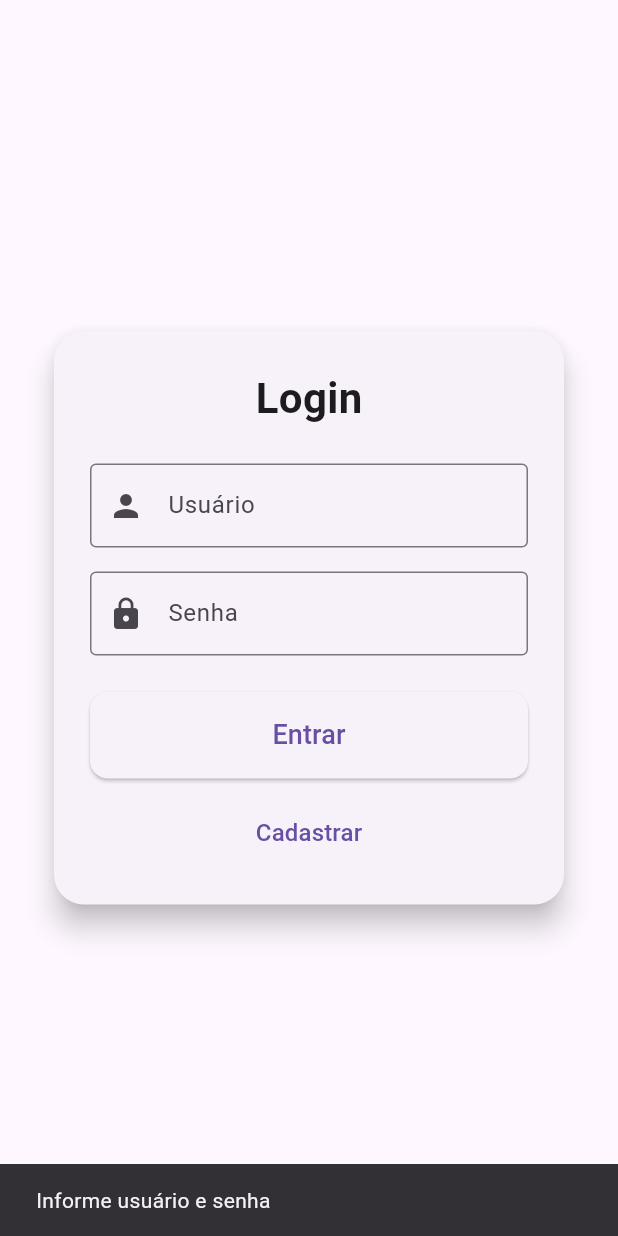
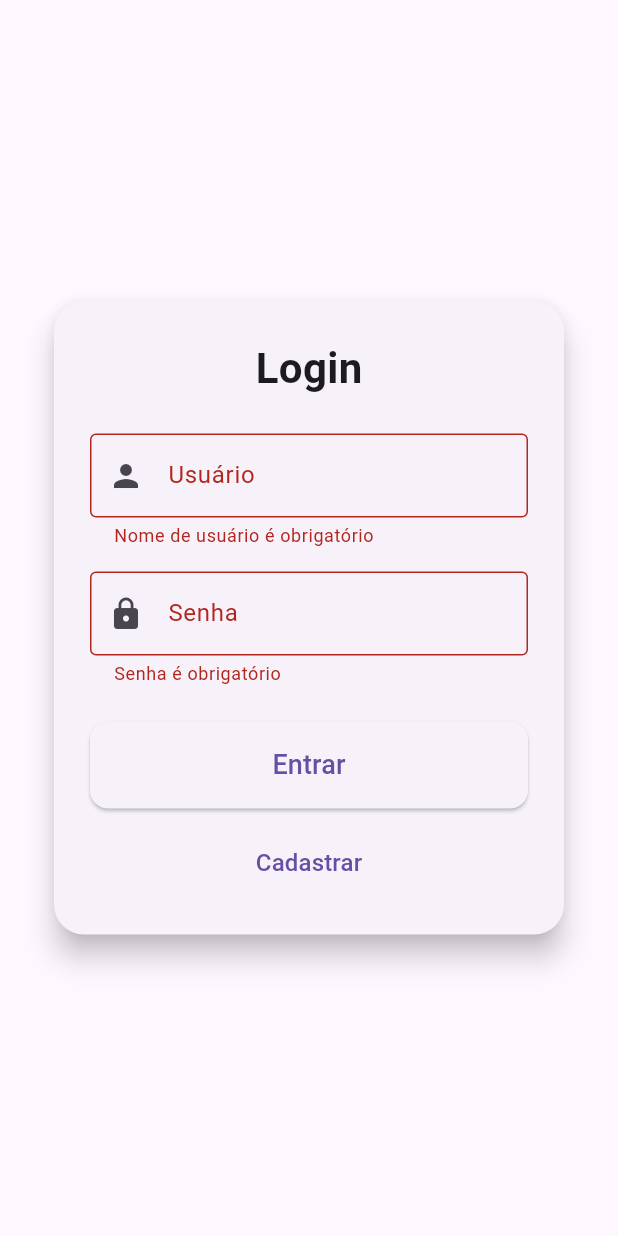
Before and after one commit to johanndebettio/MeuForum, a Flutter app: the screen it shows after launch, after a tap on "Entrar", on a phone screen of 412 x 824 dp. Run offline on Flutter 3.47's test engine with Material 3 defaults, Android fonts, the phone set to English and light mode, and no system bars; our stand-ins replace shared_preferences, sqflite, sqflite_common_ffi; missing offline and left inert: bcrypt; accounts and stored records are empty.

Commit message:
Classe Validação e plugins desktop
Criada classe para validação de formularios, centralizando as regras de validação em um validator e incluídos nas  pages create_post, login, register e post_detail

```diff
--- a/lib/pages/login_page.dart
+++ b/lib/pages/login_page.dart
@@ -1,6 +1,7 @@
 import 'package:flutter/material.dart';
 import 'package:provider/provider.dart';
 import '../providers/user_provider.dart';
+import '../utils/form_validator.dart';
 import 'home_page.dart';
 import 'register_page.dart';
 
@@ -15,6 +16,7 @@ class _LoginPageState extends State<LoginPage>
     with SingleTickerProviderStateMixin {
   final _usernameController = TextEditingController();
   final _passwordController = TextEditingController();
+  final _formValidator = FormValidator();
   bool _loading = false;
 
   late AnimationController _animController;
@@ -37,8 +39,11 @@ class _LoginPageState extends State<LoginPage>
     final username = _usernameController.text.trim();
     final password = _passwordController.text;
 
-    if (username.isEmpty || password.isEmpty) {
-      _showMessage('Informe usuário e senha');
+    // Validar campos -- login
+    _formValidator.validateLoginForm(username, password);
+
+    if (!_formValidator.isValid) {
+      setState(() {});
       return;
     }
 
@@ -104,20 +109,30 @@ class _LoginPageState extends State<LoginPage>
                     const SizedBox(height: 24),
                     TextField(
                       controller: _usernameController,
-                      decoration: const InputDecoration(
+                      onChanged: (_) {
+                        _formValidator.clearError('username');
+                        setState(() {});
+                      },
+                      decoration: InputDecoration(
                         labelText: 'Usuário',
-                        prefixIcon: Icon(Icons.person),
-                        border: OutlineInputBorder(),
+                        prefixIcon: const Icon(Icons.person),
+                        border: const OutlineInputBorder(),
+                        errorText: _formValidator.getError('username'),
                       ),
                     ),
                     const SizedBox(height: 16),
                     TextField(
                       controller: _passwordController,
                       obscureText: true,
-                      decoration: const InputDecoration(
+                      onChanged: (_) {
+                        _formValidator.clearError('password');
+                        setState(() {});
+                      },
+                      decoration: InputDecoration(
                         labelText: 'Senha',
-                        prefixIcon: Icon(Icons.lock),
-                        border: OutlineInputBorder(),
+                        prefixIcon: const Icon(Icons.lock),
+                        border: const OutlineInputBorder(),
+                        errorText: _formValidator.getError('password'),
                       ),
                     ),
                     const SizedBox(height: 24),
--- /dev/null
+++ b/lib/utils/form_validator.dart
@@ -0,0 +1,44 @@
+import 'validation_helper.dart';
+
+class FormValidator {
+  final Map<String, String?> _errors = {};
+
+  Map<String, String?> get errors => Map.unmodifiable(_errors);
+  bool get hasErrors => _errors.values.any((error) => error != null);
+  bool get isValid => !hasErrors;
+
+  String? getError(String field) => _errors[field];
+
+  void validateField(String field, String? value, String? Function(String?) validator) {
+    _errors[field] = validator(value);
+  }
+
+  void clearError(String field) {
+    _errors[field] = null;
+  }
+
+  void clearAllErrors() {
+    _errors.clear();
+  }
+
+  // Validação para formulario de login, refistro, posts e comentarios
+  void validateLoginForm(String username, String password) {
+    validateField('username', username, (value) => ValidationHelper.validateRequired(value, 'Nome de usuário'));
+    validateField('password', password, (value) => ValidationHelper.validateRequired(value, 'Senha'));
+  }
+
+  void validateRegisterForm(String username, String password, String displayName) {
+    validateField('username', username, ValidationHelper.validateUsername);
+    validateField('password', password, ValidationHelper.validatePassword);
+    validateField('displayName', displayName, ValidationHelper.validateDisplayName);
+  }
+
+  void validatePostForm(String title, String? content) {
+    validateField('title', title, ValidationHelper.validatePostTitle);
+    validateField('content', content, ValidationHelper.validatePostContent);
+  }
+
+  void validateCommentForm(String content) {
+    validateField('content', content, ValidationHelper.validateCommentContent);
+  }
+}
```
Also changed, not shown: lib/pages/create_post_page.dart (+24 -7 lines), lib/pages/post_detail_page.dart (+16 -1 lines), lib/pages/register_page.dart (+33 -11 lines), lib/utils/validation_helper.dart (added, +99 -0 lines).
